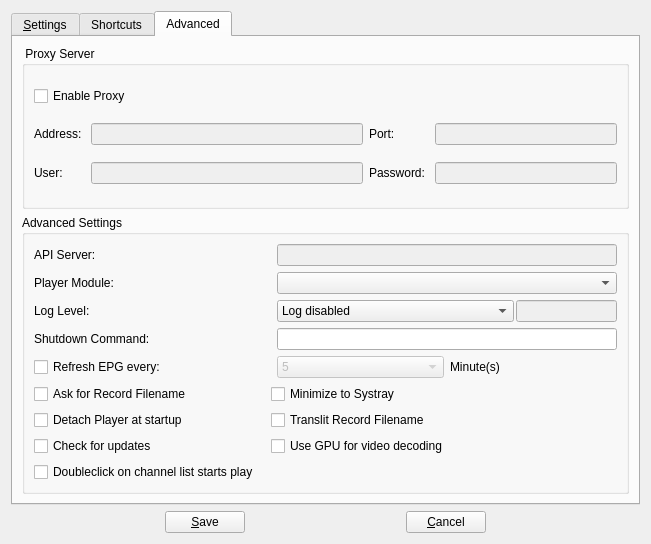
code-google-com/vlc-record, file vlc-record/forms/csettingsdlg.ui: the form before one commit.
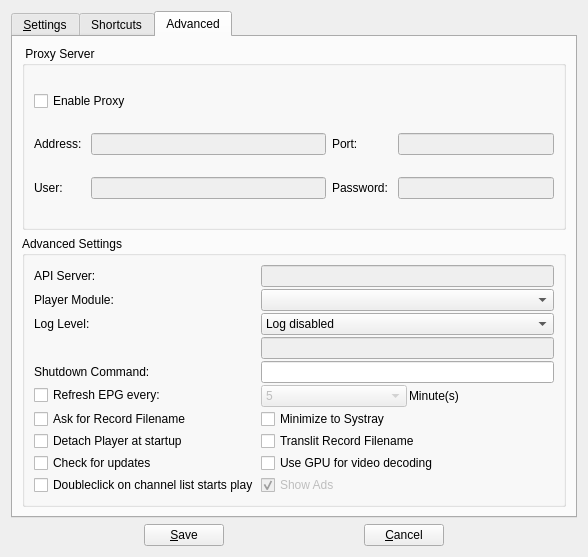
The form after the commit. The open tabs and pages were chosen to show the change. Icons and pictures are not drawn. Custom widgets are drawn as their Qt base class.

```diff
--- a/vlc-record/forms/csettingsdlg.ui
+++ b/vlc-record/forms/csettingsdlg.ui
@@ -6,8 +6,8 @@
    <rect>
     <x>0</x>
     <y>0</y>
-    <width>651</width>
-    <height>544</height>
+    <width>588</width>
+    <height>557</height>
    </rect>
   </property>
   <property name="windowTitle">
@@ -497,7 +497,13 @@
          <property name="title">
           <string>Advanced Settings</string>
          </property>
-         <layout class="QGridLayout" name="gridLayout">
+         <layout class="QFormLayout" name="formLayout_2">
+          <property name="horizontalSpacing">
+           <number>2</number>
+          </property>
+          <property name="verticalSpacing">
+           <number>2</number>
+          </property>
           <item row="0" column="0">
            <widget class="QLabel" name="lanApiServer">
             <property name="text">
@@ -505,30 +511,40 @@
             </property>
            </widget>
           </item>
-          <item row="0" column="3">
-           <widget class="QLineEdit" name="lineApiServer">
-            <property name="enabled">
-             <bool>false</bool>
-            </property>
-           </widget>
-          </item>
-          <item row="1" column="0">
+          <item row="2" column="0">
            <widget class="QLabel" name="label_15">
             <property name="text">
              <string>Player Module:</string>
             </property>
            </widget>
           </item>
-          <item row="1" column="3">
-           <widget class="QComboBox" name="cbxPlayerMod"/>
-          </item>
-          <item row="2" column="0">
+          <item row="4" column="0">
            <widget class="QLabel" name="label_11">
             <property name="text">
              <string>Log Level:</string>
             </property>
            </widget>
           </item>
+          <item row="5" column="1">
+           <layout class="QHBoxLayout" name="horizontalLayout_4" stretch="3">
+            <property name="spacing">
+             <number>2</number>
+            </property>
+            <item>
+             <widget class="QLineEdit" name="lineVlcVerbose">
+              <property name="enabled">
+               <bool>false</bool>
+              </property>
+              <property name="minimumSize">
+               <size>
+                <width>60</width>
+                <height>0</height>
+               </size>
+              </property>
+             </widget>
+            </item>
+           </layout>
+          </item>
           <item row="6" column="0">
            <widget class="QLabel" name="label_13">
             <property name="text">
@@ -536,104 +552,86 @@
             </property>
            </widget>
           </item>
-          <item row="6" column="3">
-           <widget class="QLineEdit" name="lineShutdown"/>
-          </item>
-          <item row="7" column="0" colspan="3">
+          <item row="8" column="0">
            <widget class="QCheckBox" name="checkRefresh">
             <property name="text">
              <string>Refresh EPG every:</string>
             </property>
            </widget>
           </item>
-          <item row="7" column="3">
-           <layout class="QHBoxLayout" name="horizontalLayout_3">
-            <item>
-             <widget class="QComboBox" name="cbxInterval">
-              <property name="enabled">
-               <bool>false</bool>
-              </property>
-              <item>
-               <property name="text">
-                <string>5</string>
-               </property>
-              </item>
-              <item>
-               <property name="text">
-                <string>10</string>
-               </property>
-              </item>
-              <item>
-               <property name="text">
-                <string>15</string>
-               </property>
-              </item>
-             </widget>
-            </item>
-            <item>
-             <widget class="QLabel" name="label_9">
-              <property name="text">
-               <string>Minute(s)</string>
-              </property>
-             </widget>
-            </item>
-           </layout>
-          </item>
-          <item row="8" column="0" colspan="2">
+          <item row="10" column="0">
            <widget class="QCheckBox" name="checkAskForName">
             <property name="text">
              <string>Ask for Record Filename</string>
             </property>
            </widget>
           </item>
-          <item row="8" column="2" colspan="2">
+          <item row="10" column="1">
            <widget class="QCheckBox" name="checkHideToSystray">
             <property name="text">
              <string>Minimize to Systray</string>
             </property>
            </widget>
           </item>
-          <item row="9" column="0" colspan="2">
+          <item row="12" column="0">
            <widget class="QCheckBox" name="checkDetach">
             <property name="text">
              <string>Detach Player at startup</string>
             </property>
            </widget>
           </item>
-          <item row="9" column="2" colspan="2">
+          <item row="12" column="1">
            <widget class="QCheckBox" name="checkTranslit">
             <property name="text">
              <string>Translit Record Filename</string>
             </property>
            </widget>
           </item>
-          <item row="11" column="0" colspan="2">
+          <item row="14" column="0">
            <widget class="QCheckBox" name="checkUpdate">
             <property name="text">
              <string>Check for updates</string>
             </property>
            </widget>
           </item>
-          <item row="11" column="2" colspan="2">
+          <item row="14" column="1">
            <widget class="QCheckBox" name="checkGPUAcc">
             <property name="text">
              <string>Use GPU for video decoding</string>
             </property>
            </widget>
           </item>
-          <item row="12" column="0">
+          <item row="16" column="0">
            <widget class="QCheckBox" name="check2ClicksToPlay">
             <property name="text">
              <string>Doubleclick on channel list starts play</string>
             </property>
            </widget>
           </item>
-          <item row="2" column="3">
-           <layout class="QHBoxLayout" name="horizontalLayout_4" stretch="7,3">
-            <property name="spacing">
-             <number>2</number>
+          <item row="16" column="1">
+           <widget class="QCheckBox" name="checkAds">
+            <property name="enabled">
+             <bool>false</bool>
             </property>
-            <item>
+            <property name="text">
+             <string>Show Ads</string>
+            </property>
+            <property name="checked">
+             <bool>true</bool>
+            </property>
+           </widget>
+          </item>
+          <item row="0" column="1">
+           <widget class="QLineEdit" name="lineApiServer">
+            <property name="enabled">
+             <bool>false</bool>
+            </property>
+           </widget>
+          </item>
+          <item row="2" column="1">
+           <widget class="QComboBox" name="cbxPlayerMod"/>
+          </item>
+          <item row="4" column="1">
              <widget class="QComboBox" name="cbxLogLevel">
               <item>
                <property name="text">
@@ -657,16 +655,37 @@
               </item>
              </widget>
             </item>
+          <item row="6" column="1">
+           <widget class="QLineEdit" name="lineShutdown"/>
+          </item>
+          <item row="8" column="1">
+           <layout class="QHBoxLayout" name="horizontalLayout_3">
             <item>
-             <widget class="QLineEdit" name="lineVlcVerbose">
+             <widget class="QComboBox" name="cbxInterval">
               <property name="enabled">
                <bool>false</bool>
               </property>
-              <property name="minimumSize">
-               <size>
-                <width>60</width>
-                <height>0</height>
-               </size>
+              <item>
+               <property name="text">
+                <string>5</string>
+               </property>
+              </item>
+              <item>
+               <property name="text">
+                <string>10</string>
+               </property>
+              </item>
+              <item>
+               <property name="text">
+                <string>15</string>
+               </property>
+              </item>
+             </widget>
+            </item>
+            <item>
+             <widget class="QLabel" name="label_9">
+              <property name="text">
+               <string>Minute(s)</string>
               </property>
              </widget>
             </item>
```
Lines whose indentation alone changed are shown as unchanged.
